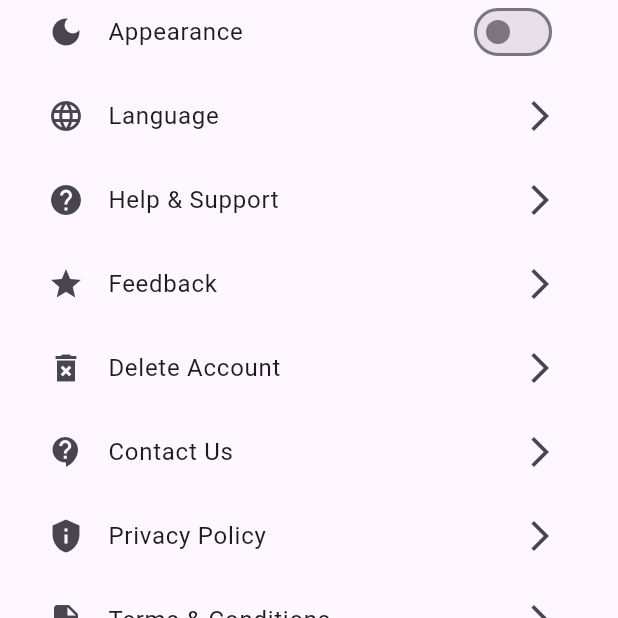
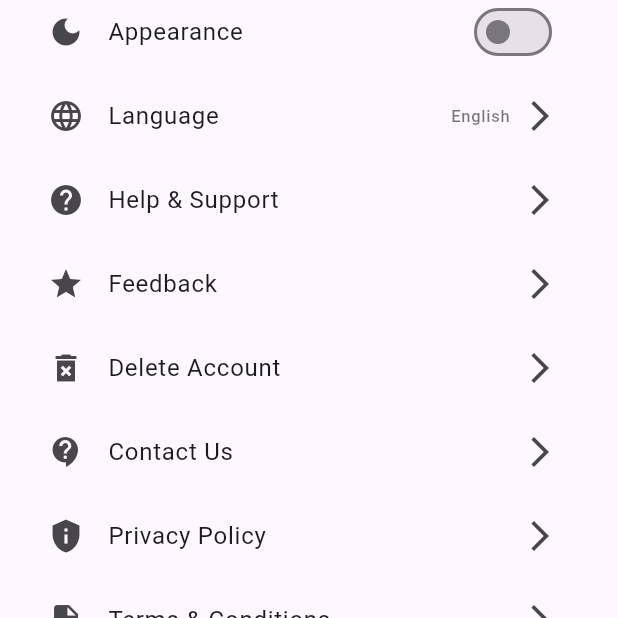
Before and after one commit to rajvardhant/InfoNiche, a Flutter app: the ProfileScreen screen opened directly, on a phone screen of 412 x 824 dp, the part 487-1105 px from its top. Run offline on Flutter 3.47's test engine with Material 3 defaults, Android fonts, the phone set to English and light mode, and no system bars; our stand-ins replace cached_network_image, flutter_rating_bar, flutter_spinkit, get, get_storage, google_fonts and 6 more; accounts and stored records are empty; network calls fail.

Commit message:
Adding different language and microphone function

```diff
--- a/lib/controller/language_controller.dart
+++ b/lib/controller/language_controller.dart
@@ -9,9 +9,12 @@ class LanguageController extends GetxController {
   static const Map<String, String> languages = {
     'English': 'en',
     'Hindi': 'hi',
+    'Spanish': 'es',
+    'Chinese': 'zh',
+    'Arabic': 'ar',
     'French': 'fr',
-    'Spanish': 'es',
-    'German': 'de',
+    'Russian': 'ru',
+    'Japanese': 'ja',
   };
 
   String get currentLanguage => _box.read(_key) ?? 'English';
--- a/lib/view/profile_screen.dart
+++ b/lib/view/profile_screen.dart
@@ -2,9 +2,11 @@ import 'package:flutter/material.dart';
 import 'package:google_fonts/google_fonts.dart';
 import 'package:get/get.dart';
 import '../controller/theme_controller.dart';
+import '../controller/language_controller.dart';
 import 'feedback_screen.dart';
 import 'notification_settings_screen.dart';
 import 'static_page.dart';
+import 'language_screen.dart';
 import 'package:shared_preferences/shared_preferences.dart';
 
 class ProfileScreen extends StatelessWidget {
@@ -13,6 +15,7 @@ class ProfileScreen extends StatelessWidget {
   @override
   Widget build(BuildContext context) {
     final ThemeController themeController = Get.put(ThemeController());
+    final LanguageController languageController = Get.put(LanguageController());
 
     return Scaffold(
       appBar: AppBar(
@@ -69,13 +72,32 @@ class ProfileScreen extends StatelessWidget {
                 ),
               ),
             ),
-            ListTile(
-              leading: const Icon(Icons.language),
-              title: const Text('Language'),
-              trailing: const Icon(Icons.arrow_forward_ios),
-              onTap: () {
-                // TODO: Implement language settings
-              },
+            GetBuilder<LanguageController>(
+              builder: (controller) => ListTile(
+                leading: const Icon(Icons.language),
+                title: const Text('Language'),
+                trailing: Row(
+                  mainAxisSize: MainAxisSize.min,
+                  children: [
+                    Text(
+                      controller.currentLanguage,
+                      style: TextStyle(
+                        color: Theme.of(context).textTheme.bodyLarge?.color?.withOpacity(0.6),
+                      ),
+                    ),
+                    const SizedBox(width: 8),
+                    const Icon(Icons.arrow_forward_ios),
+                  ],
+                ),
+                onTap: () {
+                  Navigator.push(
+                    context,
+                    MaterialPageRoute(
+                      builder: (context) => const LanguageScreen(),
+                    ),
+                  );
+                },
+              ),
             ),
             ListTile(
               leading: const Icon(Icons.help),
--- a/pubspec.yaml
+++ b/pubspec.yaml
@@ -23,6 +23,8 @@ dependencies:
   shared_preferences: ^2.5.2
   shimmer: ^3.0.0
   url_launcher: ^6.2.4
+  speech_to_text: ^6.5.1
+  permission_handler: ^11.3.0
 
 dev_dependencies:
   flutter_test:
```
Also changed, not shown: lib/view/home_screen.dart (+108 -19 lines), pubspec.lock, 4 other files.
